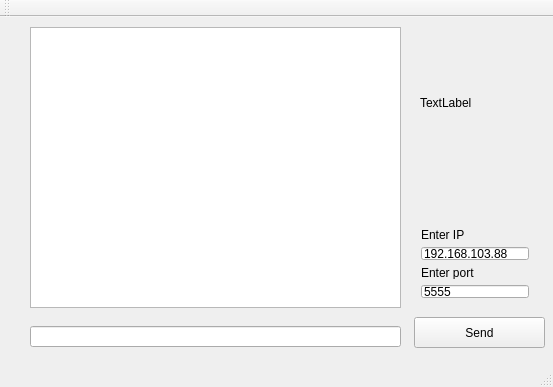
Qt form Peer/mainwindow.ui (Lv385/Project) before a commit.
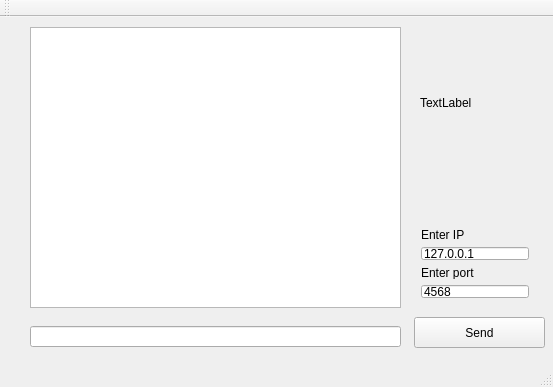
The same form after that commit.

```diff
--- a/Peer/mainwindow.ui
+++ b/Peer/mainwindow.ui
@@ -60,7 +60,7 @@
      <string>TextLabel</string>
     </property>
    </widget>
-   <widget class="QWidget" name="">
+   <widget class="QWidget" name="layoutWidget">
     <property name="geometry">
      <rect>
       <x>410</x>
@@ -87,14 +87,14 @@
      <item row="3" column="0">
       <widget class="QLineEdit" name="le_port">
        <property name="text">
-        <string>5555</string>
+        <string>4568</string>
        </property>
       </widget>
      </item>
      <item row="1" column="0">
       <widget class="QLineEdit" name="le_ip">
        <property name="text">
-        <string>192.168.103.88</string>
+        <string>127.0.0.1</string>
        </property>
       </widget>
      </item>
```
